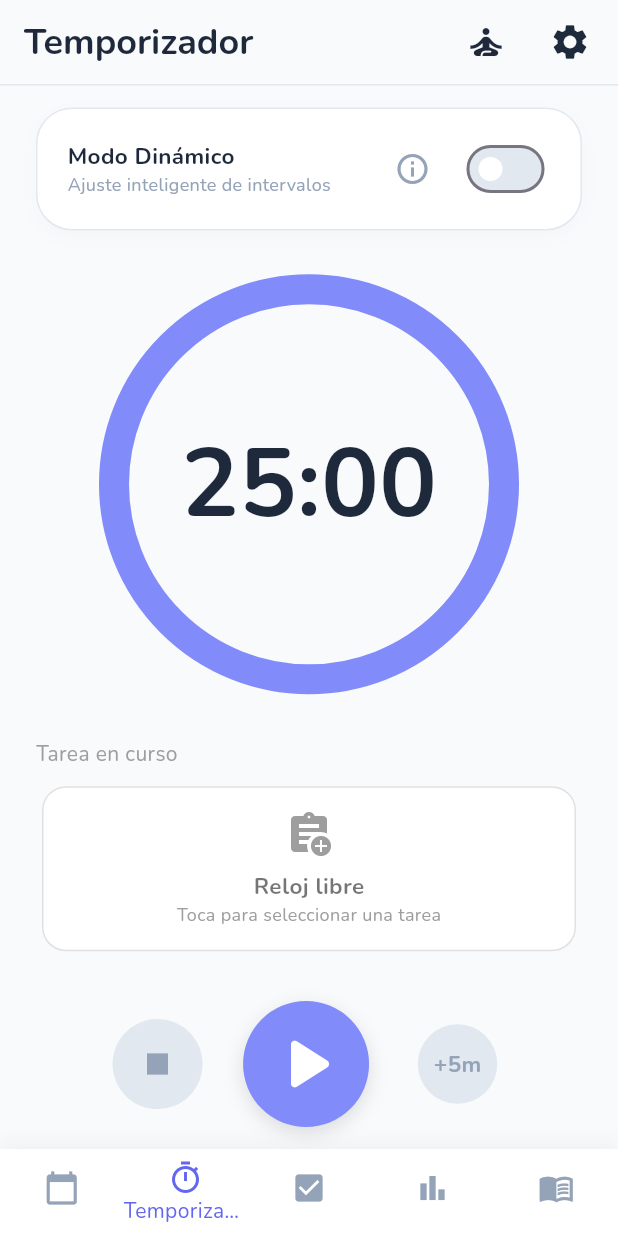
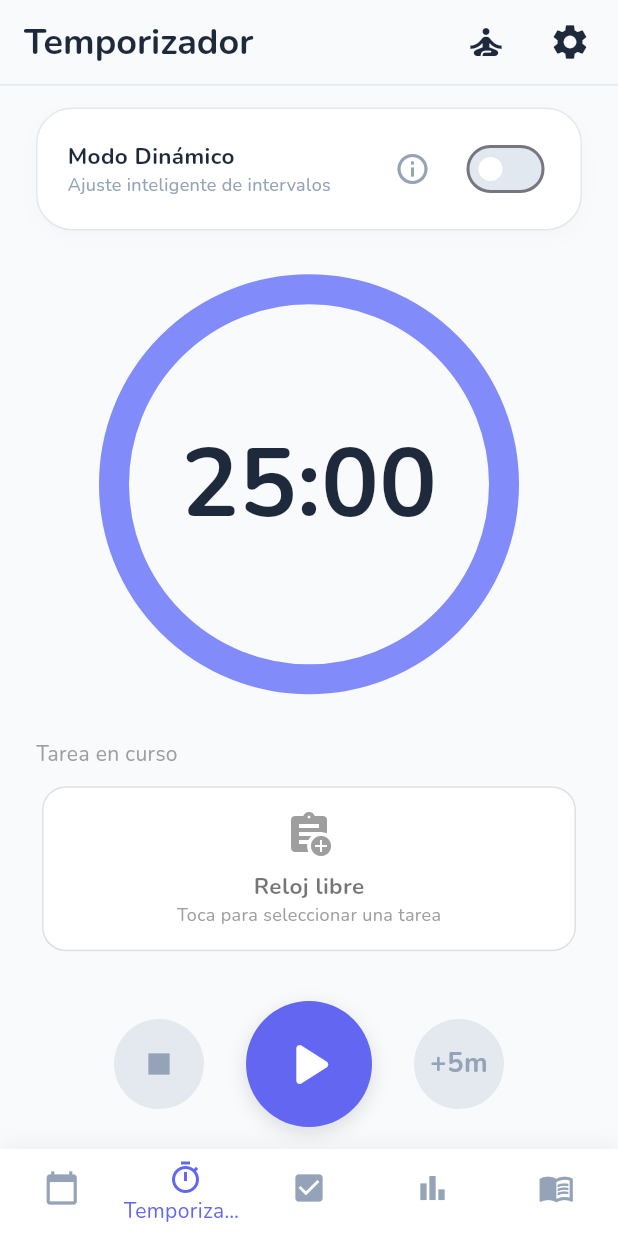
Before and after one commit to Juguitoo/Aegis, a Flutter app: the screen it shows after launch, item 2 of the bottom bar chosen, on a phone screen of 412 x 824 dp. Run offline on Flutter 3.47's test engine with Material 3 defaults, Android fonts, the phone set to English and light mode, and no system bars; drawn by our look-alikes of percent_indicator; our stand-ins replace audioplayers, drift, file_picker, fl_chart, flutter_colorpicker, flutter_local_notifications and 8 more; missing offline and left inert: installed_apps, window_manager; accounts and stored records are empty; generated files the repository leaves out were written again.

Commit message:
style: nuevo estilo para botones del timer

```diff
--- a/lib/presentation/screens/timer/timer_screen_mobile.dart
+++ b/lib/presentation/screens/timer/timer_screen_mobile.dart
@@ -1,8 +1,10 @@
+import 'package:aegis/core/theme/app_theme.dart';
 import 'package:aegis/core/utils/format_utils.dart';
 import 'package:aegis/presentation/screens/settings/settings_screen_mobile.dart';
 import 'package:aegis/presentation/screens/timer/components/tasks_panel_mobile.dart';
 import 'package:aegis/presentation/viewmodels/timer_state.dart';
 import 'package:aegis/presentation/viewmodels/timer_viewmodel.dart';
+import 'package:aegis/presentation/widgets/timer_control_button.dart';
 import 'package:flutter/material.dart';
 import 'package:flutter_riverpod/flutter_riverpod.dart';
 import 'package:percent_indicator/circular_percent_indicator.dart';
@@ -209,7 +211,7 @@ class TimerScreenMobile extends ConsumerWidget {
               child: TasksPanelMobile(),
             ),
             const Spacer(flex: 2),
-            _buildControls(ref, timerState),
+            _buildControls(context, ref, timerState),
             const Spacer(flex: 1),
           ],
         ),
@@ -306,7 +308,7 @@ class TimerScreenMobile extends ConsumerWidget {
     );
   }
 
-  Widget _buildControls(WidgetRef ref, dynamic state) {
+  Widget _buildControls(BuildContext context, WidgetRef ref, dynamic state) {
     final timerNotifier = ref.read(timerViewModelProvider.notifier);
     final isRunning = state.status == TimerStatus.running;
 
@@ -315,60 +317,43 @@ class TimerScreenMobile extends ConsumerWidget {
       child: Row(
         mainAxisAlignment: MainAxisAlignment.spaceEvenly,
         children: [
-          GestureDetector(
-            onTap: () => timerNotifier.reset(),
-            child: Container(
-              padding: const EdgeInsets.all(16),
-              decoration: const BoxDecoration(
-                color: Color(0xFFE2E8F0),
-                shape: BoxShape.circle,
-              ),
-              child: const Icon(Icons.stop, color: Color(0xFF94A3B8), size: 28),
+          TimerControlButton(
+            isPrimary: false,
+            size: 60.0,
+            onPressed: () => timerNotifier.reset(),
+            child: const Icon(
+              Icons.stop,
+              color: AppTheme.gullGray,
+              size: 28,
             ),
           ),
-          GestureDetector(
-            onTap: () {
+          TimerControlButton(
+            isPrimary: true,
+            size: 84.0,
+            hasShadow: true,
+            onPressed: () {
               if (isRunning) {
                 timerNotifier.pause();
               } else {
                 timerNotifier.start();
               }
             },
-            child: Container(
-              padding: const EdgeInsets.all(12),
-              decoration: const BoxDecoration(
-                color: Color(0xFF828BFA),
-                shape: BoxShape.circle,
-                boxShadow: [
-                  BoxShadow(
-                    color: Colors.black12,
-                    blurRadius: 10,
-                    offset: Offset(0, 4),
-                  ),
-                ],
-              ),
-              child: Icon(
-                isRunning ? Icons.pause_rounded : Icons.play_arrow_rounded,
-                color: Colors.white,
-                size: 60,
-              ),
+            child: Icon(
+              isRunning ? Icons.pause_rounded : Icons.play_arrow_rounded,
+              color: AppTheme.pureWhite,
+              size: 50,
             ),
           ),
-          GestureDetector(
-            onTap: () {
-              timerNotifier.add5Minutes();
-            },
-            child: Container(
-              padding: const EdgeInsets.all(16),
-              decoration: const BoxDecoration(
-                color: Color(0xFFE2E8F0),
-                shape: BoxShape.circle,
-              ),
-              child: const Text(
-                "+5m",
-                style: TextStyle(
-                    color: Color(0xFF94A3B8), fontWeight: FontWeight.bold),
-              ),
+          TimerControlButton(
+            isPrimary: false,
+            size: 60.0,
+            onPressed: () => timerNotifier.add5Minutes(),
+            child: Text(
+              "+5m",
+              style: Theme.of(context).textTheme.bodyLarge?.copyWith(
+                    color: AppTheme.gullGray,
+                    fontWeight: FontWeight.bold,
+                  ),
             ),
           ),
         ],
--- /dev/null
+++ b/lib/presentation/widgets/timer_control_button.dart
@@ -0,0 +1,48 @@
+import 'package:flutter/material.dart';
+import '../../core/theme/app_theme.dart';
+
+class TimerControlButton extends StatelessWidget {
+  final Widget child;
+  final VoidCallback onPressed;
+  final bool isPrimary;
+  final double size;
+  final bool hasShadow;
+
+  const TimerControlButton({
+    super.key,
+    required this.child,
+    required this.onPressed,
+    this.isPrimary = true,
+    this.size = 64.0,
+    this.hasShadow = false,
+  });
+
+  @override
+  Widget build(BuildContext context) {
+    return Container(
+      width: size,
+      height: size,
+      decoration: BoxDecoration(
+        shape: BoxShape.circle,
+        color: isPrimary ? AppTheme.royalBlue : AppTheme.gullGray.withAlpha(50),
+        boxShadow: hasShadow
+            ? [
+                const BoxShadow(
+                  color: Colors.black12,
+                  blurRadius: 10,
+                  offset: Offset(0, 4),
+                ),
+              ]
+            : null,
+      ),
+      child: Material(
+        color: Colors.transparent,
+        child: InkWell(
+          onTap: onPressed,
+          customBorder: const CircleBorder(),
+          child: Center(child: child),
+        ),
+      ),
+    );
+  }
+}
```
